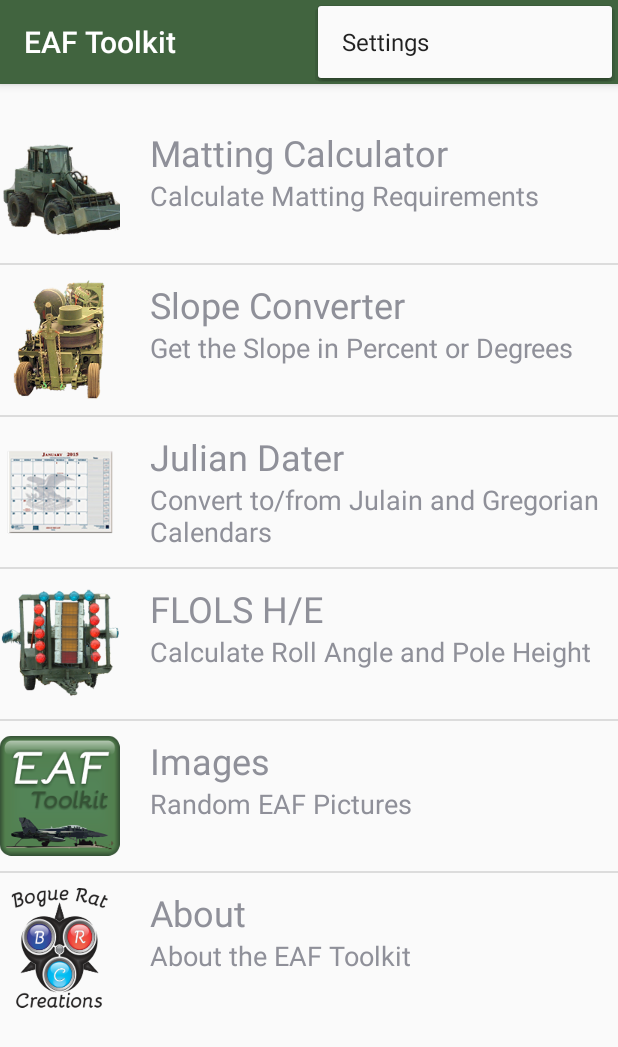
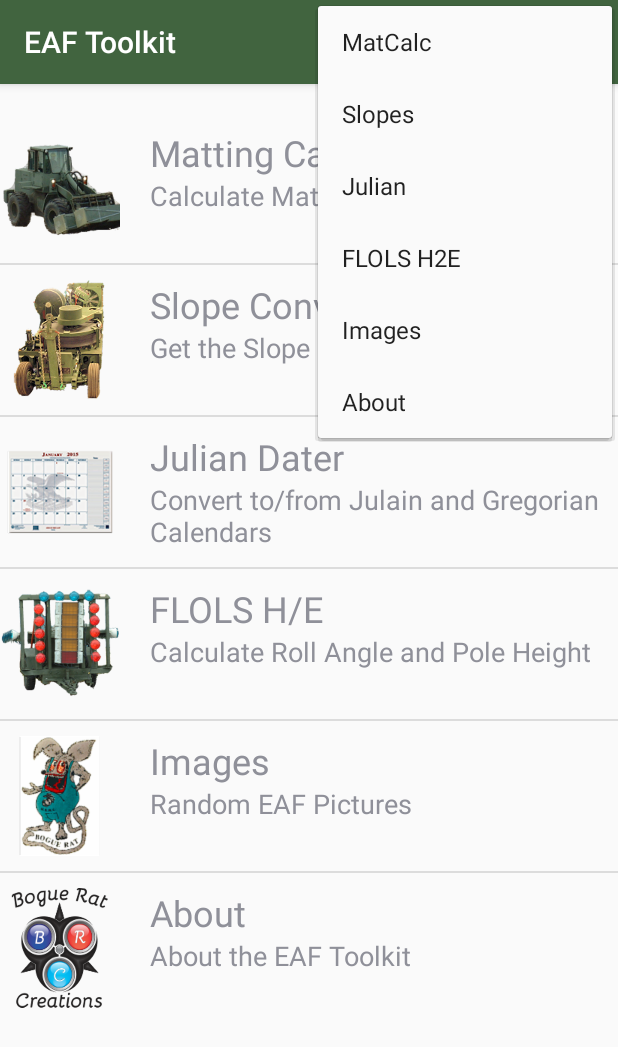
Before and after one commit to TheBogueRat/EAF_Toolkit, an Android app: the screen it shows after launch (Main), with the options menu open, on a phone screen of 412 x 824 dp. Shown: the top 1047 px of the screen. Run offline under Robolectric (Android 15) with nearby library versions, the phone set to English and light mode, and no system bars.

Commit message:
Stable - Ready for Pics and Cleanup.

```diff
--- a/app/src/main/java/com/bogueratcreations/eaftoolkit/SplashScreen.java
+++ b/app/src/main/java/com/bogueratcreations/eaftoolkit/SplashScreen.java
@@ -13,7 +13,27 @@ public class SplashScreen extends Activity {
         super.onCreate(savedInstanceState);
         setContentView(R.layout.activity_splash_screen);
 
-        int myTimer = 3000;
+        Thread timerThread = new Thread() {
+            public void run() {
+                try {
+                    sleep(2000);
+                } catch (InterruptedException e) {
+                    e.printStackTrace();
+                } finally {
+                    Intent i = new Intent(SplashScreen.this, Main.class);
+                    startActivity(i);
+                }
+            }
+        };
+        timerThread.start();
+    }
+
+    @Override
+    protected void onPause() {
+        super.onPause();
+        finish();
+    }
+/*        int myTimer = 2000;
         new Handler().postDelayed(new Runnable() {
 
             @Override
@@ -22,8 +42,6 @@ public class SplashScreen extends Activity {
                 startActivity(i);
                 finish(); // close this activity
             }
-        }, myTimer);
-
-    }
+        }, myTimer);*/
 
 }
--- a/app/src/main/res/layout/fragment_flols.xml
+++ b/app/src/main/res/layout/fragment_flols.xml
@@ -10,7 +10,10 @@
         android:paddingLeft="@dimen/activity_horizontal_margin"
         android:paddingRight="@dimen/activity_horizontal_margin"
         android:paddingTop="@dimen/activity_vertical_margin"
-        android:paddingBottom="@dimen/activity_vertical_margin">
+        android:paddingBottom="@dimen/activity_vertical_margin"
+        android:focusable="true"
+        android:focusableInTouchMode="true">
+        <requestFocus />
     <EditText
         android:layout_width="100dp"
         android:layout_height="wrap_content"
--- a/app/src/main/res/menu/menu_main.xml
+++ b/app/src/main/res/menu/menu_main.xml
@@ -2,7 +2,17 @@
     xmlns:app="http://schemas.android.com/apk/res-auto"
     xmlns:tools="http://schemas.android.com/tools" tools:context=".Main">
 
-    <item android:id="@+id/action_settings" android:title="@string/action_settings"
+    <item android:id="@+id/action_matcalc" android:title="MatCalc"
         android:orderInCategory="100" app:showAsAction="never" />
+    <item android:id="@+id/action_slope" android:title="Slopes"
+        android:orderInCategory="200" app:showAsAction="never" />
+    <item android:id="@+id/action_julian" android:title="Julian"
+        android:orderInCategory="300" app:showAsAction="never" />
+    <item android:id="@+id/action_flols" android:title="FLOLS H2E"
+        android:orderInCategory="400" app:showAsAction="never" />
+    <item android:id="@+id/action_images" android:title="Images"
+        android:orderInCategory="500" app:showAsAction="never" />
+    <item android:id="@+id/action_about" android:title="About"
+        android:orderInCategory="600" app:showAsAction="never" />
 
 </menu>
--- a/app/src/main/res/values/strings.xml
+++ b/app/src/main/res/values/strings.xml
@@ -15,7 +15,7 @@
     <string name="title_activity_main">ListViewWithImagesAndTextItemClick</string>
 
     <string name="title_activity_flols">FLOLS Hook 2 Eye</string>
-    <string name="title_activity_splash_screen">SplashScreen</string>
+    <string name="title_activity_splash_screen">EAF Toolkit</string>
     <string name="brc_name">Bogue Rat Creations</string>
     <string name="about_text">Tools for the EAF Community.</string>
     <string name="title_activity_about">About</string>
```
Also changed, not shown: app/src/main/AndroidManifest.xml (+13 -18 lines), app/src/main/java/com/bogueratcreations/eaftoolkit/Main.java (+21 -5 lines), app/src/main/res/drawable-hdpi/br.png (added), app/src/main/res/drawable-ldpi/br.png (added), app/src/main/res/drawable-mdpi/br.png (added), app/src/main/res/drawable-xhdpi/br.png (added), app/src/main/res/drawable-xxhdpi/br.png (added).
